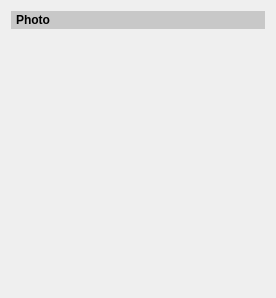
gltn/stdm, file ui/composer/ui_composer_photo_data_source.ui: the form before one commit.
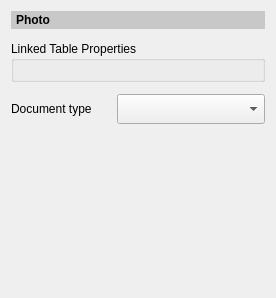
The form after the commit. Custom widgets are drawn as their Qt base class.

Commit message: Adapt photo composer item in document designer to new configuration.

```diff
--- a/ui/composer/ui_composer_photo_data_source.ui
+++ b/ui/composer/ui_composer_photo_data_source.ui
@@ -15,7 +15,7 @@
   </property>
   <layout class="QGridLayout" name="gridLayout">
    <property name="verticalSpacing">
-    <number>10</number>
+    <number>12</number>
    </property>
    <item row="1" column="0" colspan="2">
     <layout class="QVBoxLayout" name="vl_notification"/>
@@ -30,7 +30,7 @@
      </property>
     </widget>
    </item>
-   <item row="3" column="1">
+   <item row="4" column="1">
     <spacer name="verticalSpacer">
      <property name="orientation">
       <enum>Qt::Vertical</enum>
@@ -44,7 +44,47 @@
     </spacer>
    </item>
    <item row="2" column="0" colspan="2">
-    <widget class="ReferencedTableEditor" name="ref_table" native="true"/>
+    <widget class="QGroupBox" name="groupBox">
+     <property name="minimumSize">
+      <size>
+       <width>0</width>
+       <height>0</height>
+      </size>
+     </property>
+     <property name="title">
+      <string>Linked Table Properties</string>
+     </property>
+     <layout class="QGridLayout" name="gridLayout_2">
+      <item row="0" column="0">
+       <widget class="ReferencedTableEditor" name="ref_table" native="true"/>
+      </item>
+     </layout>
+     <zorder>ref_table</zorder>
+     <zorder>ref_table</zorder>
+    </widget>
+   </item>
+   <item row="3" column="0">
+    <widget class="QLabel" name="label">
+     <property name="maximumSize">
+      <size>
+       <width>100</width>
+       <height>16777215</height>
+      </size>
+     </property>
+     <property name="text">
+      <string>Document type</string>
+     </property>
+    </widget>
+   </item>
+   <item row="3" column="1">
+    <widget class="QComboBox" name="cbo_document_type">
+     <property name="minimumSize">
+      <size>
+       <width>0</width>
+       <height>30</height>
+      </size>
+     </property>
+    </widget>
    </item>
   </layout>
  </widget>
```
The commit also changes 11 other files.
